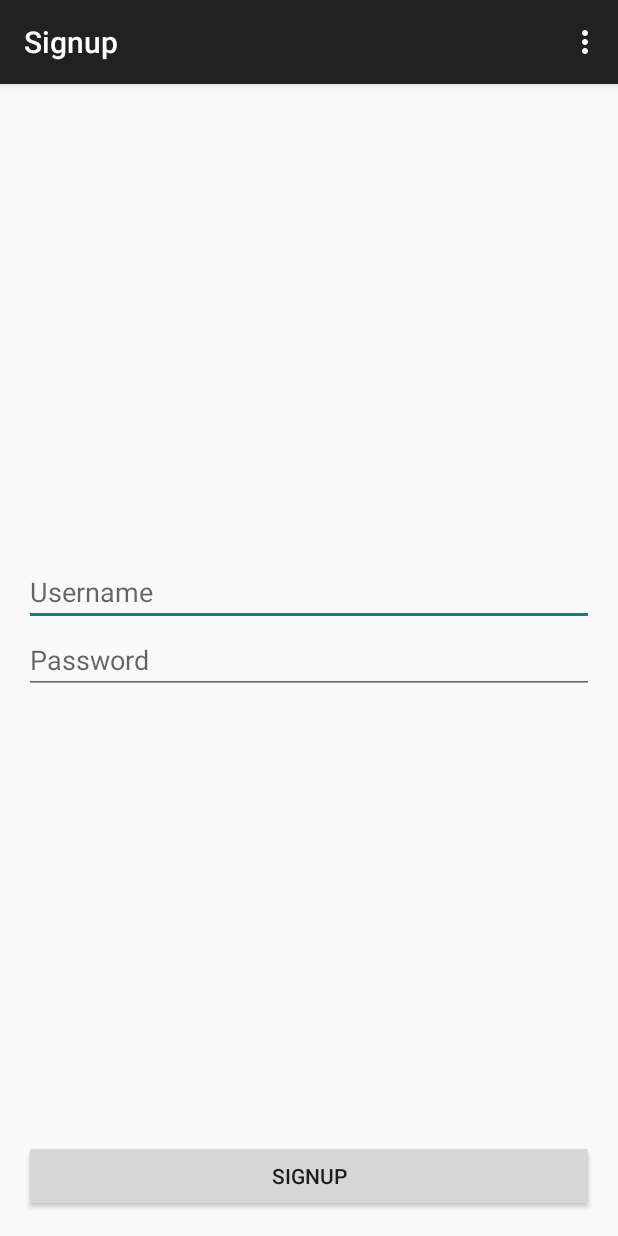
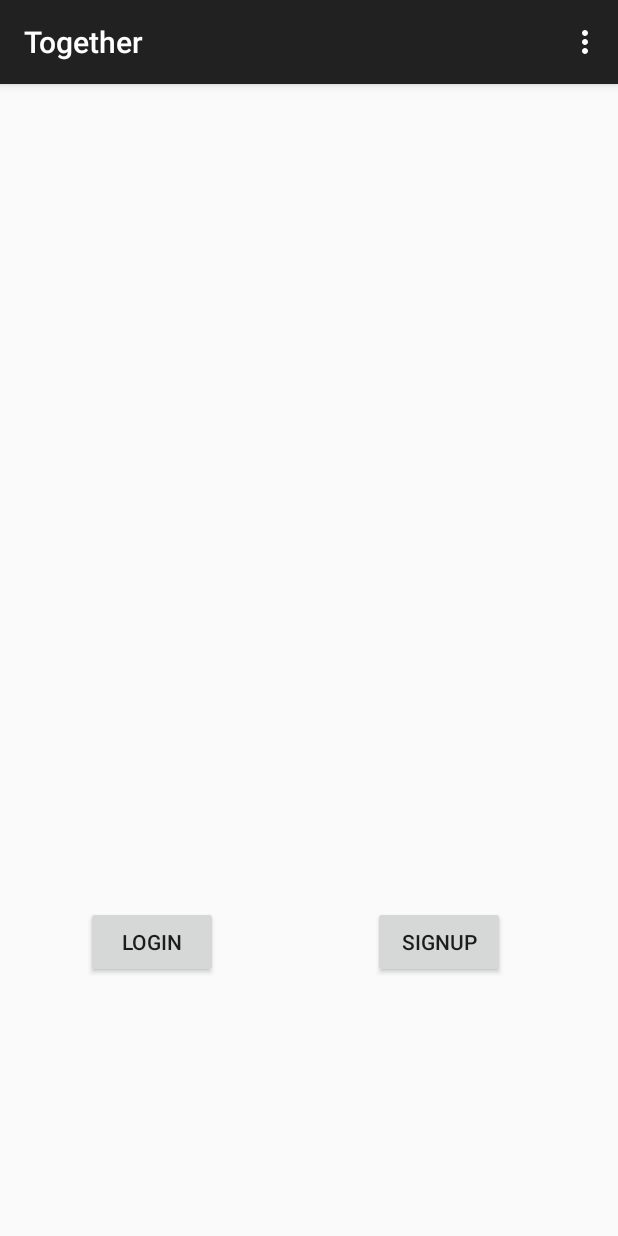
Before and after one commit to jk-gan/Together, an Android app: the screen it shows after launch (SignupActivity before the commit, FirstPage after it), on a phone screen of 412 x 824 dp. Run offline under Robolectric (Android 15) with nearby library versions, the phone set to English and light mode, and no system bars; 1 statement that could not run was skipped.

```diff
--- /dev/null
+++ b/app/src/main/java/com/example/micky/together/FirstPage.java
@@ -0,0 +1,77 @@
+package com.example.micky.together;
+
+import android.content.Intent;
+import android.support.v7.app.ActionBarActivity;
+import android.os.Bundle;
+import android.view.Menu;
+import android.view.MenuItem;
+import android.view.View;
+import android.widget.Button;
+import android.widget.Toast;
+
+import com.parse.LogInCallback;
+import com.parse.ParseException;
+import com.parse.ParseUser;
+
+
+public class FirstPage extends ActionBarActivity {
+
+    protected Button loginButton;
+    protected Button signupButton;
+
+    @Override
+    protected void onCreate(Bundle savedInstanceState) {
+        super.onCreate(savedInstanceState);
+        setContentView(R.layout.activity_first_page);
+
+        loginButton = (Button) findViewById(R.id.gotoLoginButton);
+        signupButton = (Button) findViewById(R.id.gotoSignupButton);
+
+//        ParseUser currentUser = ParseUser.getCurrentUser();
+//        if (currentUser != null) {
+//            // do stuff wi
+//            // call MainActivity
+//            startActivity(new Intent(FirstPage.this, MainActivity.class));
+//        } else {
+//            // show the signup or login screen
+
+            signupButton.setOnClickListener(new View.OnClickListener() {
+                @Override
+                public void onClick(View v) {
+                    // call SignupActivity
+                    startActivity(new Intent(FirstPage.this, SignupActivity.class));
+                }
+            });
+
+            loginButton.setOnClickListener(new View.OnClickListener() {
+                @Override
+                public void onClick(View v) {
+                    startActivity(new Intent(FirstPage.this, LoginActivity.class));
+
+                }
+            });
+//        }
+    }
+
+    @Override
+    public boolean onCreateOptionsMenu(Menu menu) {
+        // Inflate the menu; this adds items to the action bar if it is present.
+        getMenuInflater().inflate(R.menu.menu_first_page, menu);
+        return true;
+    }
+
+    @Override
+    public boolean onOptionsItemSelected(MenuItem item) {
+        // Handle action bar item clicks here. The action bar will
+        // automatically handle clicks on the Home/Up button, so long
+        // as you specify a parent activity in AndroidManifest.xml.
+        int id = item.getItemId();
+
+        //noinspection SimplifiableIfStatement
+        if (id == R.id.action_settings) {
+            return true;
+        }
+
+        return super.onOptionsItemSelected(item);
+    }
+}
--- /dev/null
+++ b/app/src/main/res/layout/activity_first_page.xml
@@ -0,0 +1,32 @@
+<RelativeLayout xmlns:android="http://schemas.android.com/apk/res/android"
+    xmlns:tools="http://schemas.android.com/tools" android:layout_width="match_parent"
+    android:layout_height="match_parent" android:paddingLeft="@dimen/activity_horizontal_margin"
+    android:paddingRight="@dimen/activity_horizontal_margin"
+    android:paddingTop="@dimen/activity_vertical_margin"
+    android:paddingBottom="@dimen/activity_vertical_margin"
+    tools:context="com.example.micky.together.FirstPage">
+
+    <Button
+        android:layout_width="wrap_content"
+        android:layout_height="wrap_content"
+        android:text="Login"
+        android:id="@+id/gotoLoginButton"
+        android:layout_marginBottom="156dp"
+        android:layout_marginLeft="41dp"
+        android:layout_marginStart="41dp"
+        android:layout_alignParentBottom="true"
+        android:layout_alignParentLeft="true"
+        android:layout_alignParentStart="true" />
+
+    <Button
+        android:layout_width="wrap_content"
+        android:layout_height="wrap_content"
+        android:text="Signup"
+        android:id="@+id/gotoSignupButton"
+        android:layout_alignTop="@+id/gotoLoginButton"
+        android:layout_alignParentRight="true"
+        android:layout_alignParentEnd="true"
+        android:layout_marginRight="59dp"
+        android:layout_marginEnd="59dp" />
+
+</RelativeLayout>
--- a/app/src/main/res/layout/activity_login.xml
+++ b/app/src/main/res/layout/activity_login.xml
@@ -37,4 +37,5 @@
         android:layout_below="@+id/passwordLoginEditText"
         android:layout_centerHorizontal="true"
         android:layout_marginTop="65dp" />
+
 </RelativeLayout>
--- /dev/null
+++ b/app/src/main/res/menu/menu_first_page.xml
@@ -0,0 +1,7 @@
+<menu xmlns:android="http://schemas.android.com/apk/res/android"
+    xmlns:app="http://schemas.android.com/apk/res-auto"
+    xmlns:tools="http://schemas.android.com/tools"
+    tools:context="com.example.micky.together.FirstPage">
+    <item android:id="@+id/action_settings" android:title="@string/action_settings"
+        android:orderInCategory="100" app:showAsAction="never" />
+</menu>
--- a/app/src/main/res/menu/menu_main.xml
+++ b/app/src/main/res/menu/menu_main.xml
@@ -1,6 +1,6 @@
 <menu xmlns:android="http://schemas.android.com/apk/res/android"
     xmlns:app="http://schemas.android.com/apk/res-auto"
     xmlns:tools="http://schemas.android.com/tools" tools:context=".MainActivity">
-    <item android:id="@+id/action_settings" android:title="@string/action_settings"
-        android:orderInCategory="100" app:showAsAction="never" />
+    <item android:id="@+id/logoutButton"
+        android:title="Logout"/>
 </menu>
--- a/app/src/main/res/values/strings.xml
+++ b/app/src/main/res/values/strings.xml
@@ -4,6 +4,7 @@
     <string name="hello_world">Hello world!</string>
     <string name="action_settings">Settings</string>
     <string name="title_activity_signup">Signup</string>
+    <string name="title_activity_first_page">Together</string>
     <!--<string name="title_activity_login">Login</string>-->
     <!--<string name="title_activity_login">Login</string>-->
 </resources>
```
Also changed, not shown: app/src/main/AndroidManifest.xml (+10 -5 lines), app/src/main/java/com/example/micky/together/LoginActivity.java (+7 -4 lines), app/src/main/java/com/example/micky/together/MainActivity.java (+6 -5 lines).
